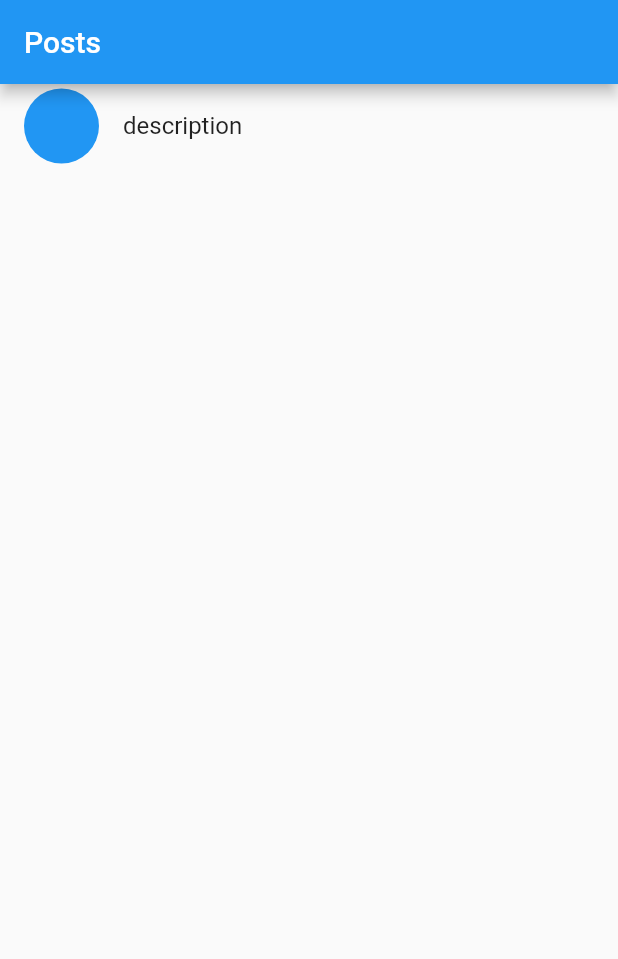
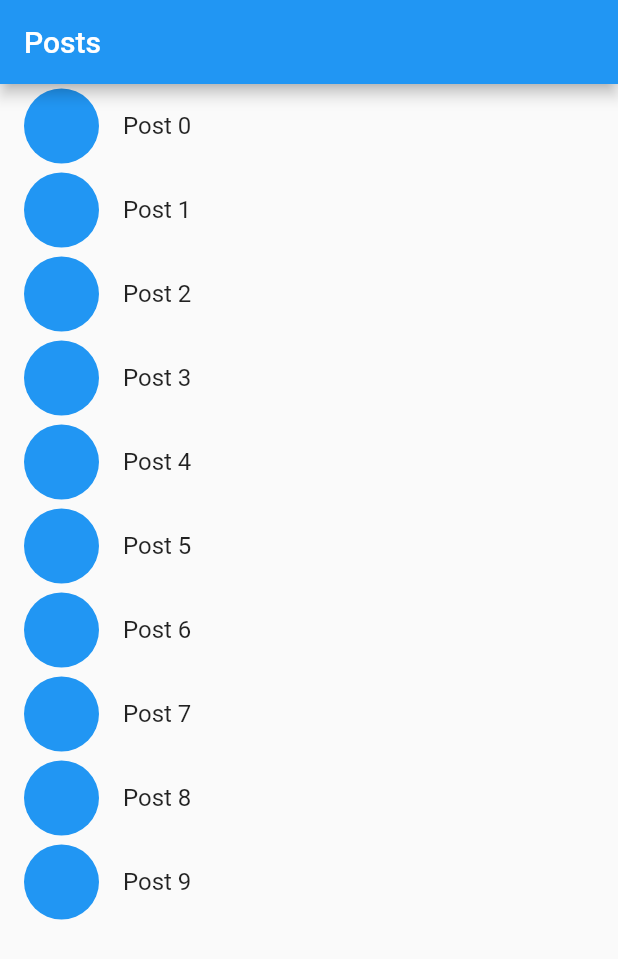
Before and after one commit to L-Nicolas/flutter_firebase_app, a Flutter app: the screen it shows after launch, on a phone screen of 412 x 824 dp. Shown: the top 959 px of the screen. Run offline on Flutter 3.47's test engine with Material 2 defaults, Android fonts, the phone set to English and light mode, and no system bars; our stand-ins replace bloc, firebase_analytics, firebase_core, firebase_crashlytics, flutter_bloc; accounts and stored records are empty.

Commit message:
Mise en place Bloc pour la liste des posts avec gestion d'état

```diff
--- a/lib/main.dart
+++ b/lib/main.dart
@@ -3,10 +3,12 @@ import 'dart:isolate';
 
 import 'package:firebase_crashlytics/firebase_crashlytics.dart';
 import 'package:flutter/material.dart';
+import 'package:flutter_bloc/flutter_bloc.dart';
 import 'package:tp_flutter_firebase/posts_screen/analytics/analytics_provider.dart';
 import 'package:tp_flutter_firebase/posts_screen/analytics/firebase_analytics_handler.dart';
 import 'package:tp_flutter_firebase/posts_screen/data_sources/local_posts_data_source.dart';
 import 'package:tp_flutter_firebase/posts_screen/data_sources/remote_posts_data_source.dart';
+import 'package:tp_flutter_firebase/posts_screen/post_bloc/post_bloc.dart';
 import 'package:tp_flutter_firebase/posts_screen/posts_repository_provider.dart';
 import 'package:tp_flutter_firebase/posts_screen/posts_screen.dart';
 import 'package:tp_flutter_firebase/posts_screen/repository/posts_repository.dart';
@@ -41,11 +43,13 @@ class MyApp extends StatelessWidget {
         handlers: [
           FirebaseAnalyticsHandler(),
         ],
-        child : PostsRepositoryProvider(
+        child: PostsRepositoryProvider(
             postsRepository: PostsRepository(
               localDataSource: LocalPostsDataSource(),
               remoteDataSource: RemotePostsDataSource(),
             ),
+            child: BlocProvider(
+              create: (context) => PostBloc(),
               child: MaterialApp(
                 debugShowCheckedModeBanner: false,
                 theme: ThemeData(
@@ -59,6 +63,7 @@ class MyApp extends StatelessWidget {
                 routes: {
                   '/': (context) => const PostsScreen(),
                 },
+              ),
             )
         )
     );
--- a/lib/posts_screen/posts_screen.dart
+++ b/lib/posts_screen/posts_screen.dart
@@ -1,6 +1,8 @@
 import 'package:firebase_crashlytics/firebase_crashlytics.dart';
 import 'package:flutter/material.dart';
+import 'package:flutter_bloc/flutter_bloc.dart';
 import 'package:tp_flutter_firebase/posts_screen/models/post.dart';
+import 'package:tp_flutter_firebase/posts_screen/post_bloc/post_bloc.dart';
 import 'package:tp_flutter_firebase/posts_screen/post_item.dart';
 
 import 'analytics/analytics_provider.dart';
@@ -20,16 +22,9 @@ class PostsScreen extends StatelessWidget {
     }
   }
 
-  @override
-  Widget build(BuildContext context) {
-    return Builder(
-        builder: (context) {
-          return Scaffold(
-            appBar: AppBar(
-              title: const Text('Posts'),
-            ),
-            body: ListView.builder(
-                itemCount: 1,//posts.length,
+  /*
+  * ListView.builder(
+                  itemCount: 1, //posts.length,
                   itemBuilder: (context, index) {
                     final post = Post(
                         id: '1',
@@ -41,8 +36,56 @@ class PostsScreen extends StatelessWidget {
                     );
                   },
                 )
+  * */
+
+  @override
+  Widget build(BuildContext context) {
+    return BlocProvider(
+      create: (context) => PostBloc()..add(GetAllPosts(10)),
+      child: Builder(
+          builder: (context) {
+            return Scaffold(
+                appBar: AppBar(
+                  title: const Text('Posts'),
+                ),
+                body: BlocBuilder<PostBloc,PostState>(
+                  builder: (context, state) {
+                    switch (state.status) {
+                      case PostStatus.initial:
+                        return const SizedBox();
+                      case PostStatus.loading:
+                        return const Center(
+                          child: CircularProgressIndicator(),
+                        );
+                      case PostStatus.error:
+                        return Center(
+                          child: Text(state.error),
+                        );
+                      case PostStatus.success:
+                        final posts = state.posts;
+
+                        if (posts.isEmpty) {
+                          return const Center(
+                            child: Text('Aucun produit'),
                           );
                         }
+
+                        return ListView.builder(
+                          itemCount: posts.length,
+                          itemBuilder: (context, index) {
+                            final post = posts[index];
+                            return PostItem(
+                              post: post,
+                              //onTap: () => _onProductTap(context, product),
+                            );
+                          },
+                        );
+                    }
+                  },
+                )
+            );
+          }
+      ),
     );
   }
 }
```
Lines whose indentation alone changed are shown as unchanged.
